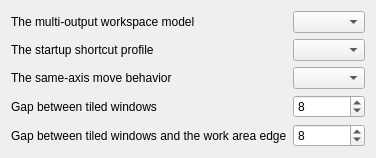
Old version of the form kwin/contents/ui/config.ui in the repository beefsack/plasma-auto-tiler.
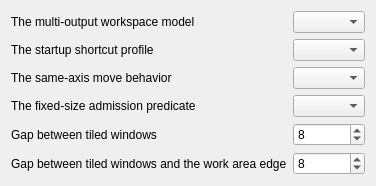
New version of the form.

Commit message: Add fixed-size admission predicate setting and rename same-axis move values

Patch:
```diff
--- a/kwin/contents/ui/config.ui
+++ b/kwin/contents/ui/config.ui
@@ -34,13 +34,23 @@
       <widget class="QComboBox" name="kcfg_sameAxisMove"/>
      </item>
       <item row="3" column="0">
+       <widget class="QLabel" name="label_fixedSizePredicate">
+        <property name="text">
+         <string>The fixed-size admission predicate</string>
+        </property>
+       </widget>
+      </item>
+       <item row="3" column="1">
+       <widget class="QComboBox" name="kcfg_fixedSizePredicate"/>
+      </item>
+       <item row="4" column="0">
       <widget class="QLabel" name="label_innerGap">
        <property name="text">
         <string>Gap between tiled windows</string>
        </property>
       </widget>
      </item>
-      <item row="3" column="1">
+       <item row="4" column="1">
       <widget class="QSpinBox" name="kcfg_innerGap">
        <property name="minimum">
         <number>0</number>
@@ -53,14 +63,14 @@
        </property>
       </widget>
      </item>
-      <item row="4" column="0">
+       <item row="5" column="0">
       <widget class="QLabel" name="label_outerGap">
        <property name="text">
         <string>Gap between tiled windows and the work area edge</string>
        </property>
       </widget>
      </item>
-      <item row="4" column="1">
+       <item row="5" column="1">
       <widget class="QSpinBox" name="kcfg_outerGap">
        <property name="minimum">
         <number>0</number>
```
Lines whose indentation alone changed are shown as unchanged. The commit also changes 44 other files.
